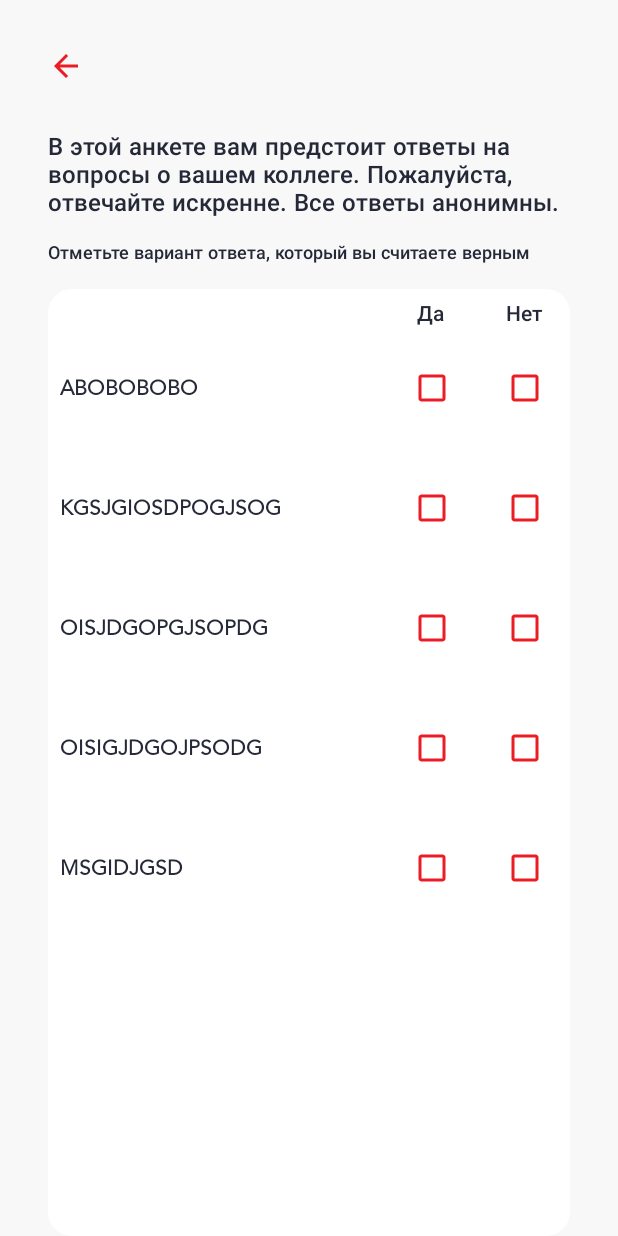
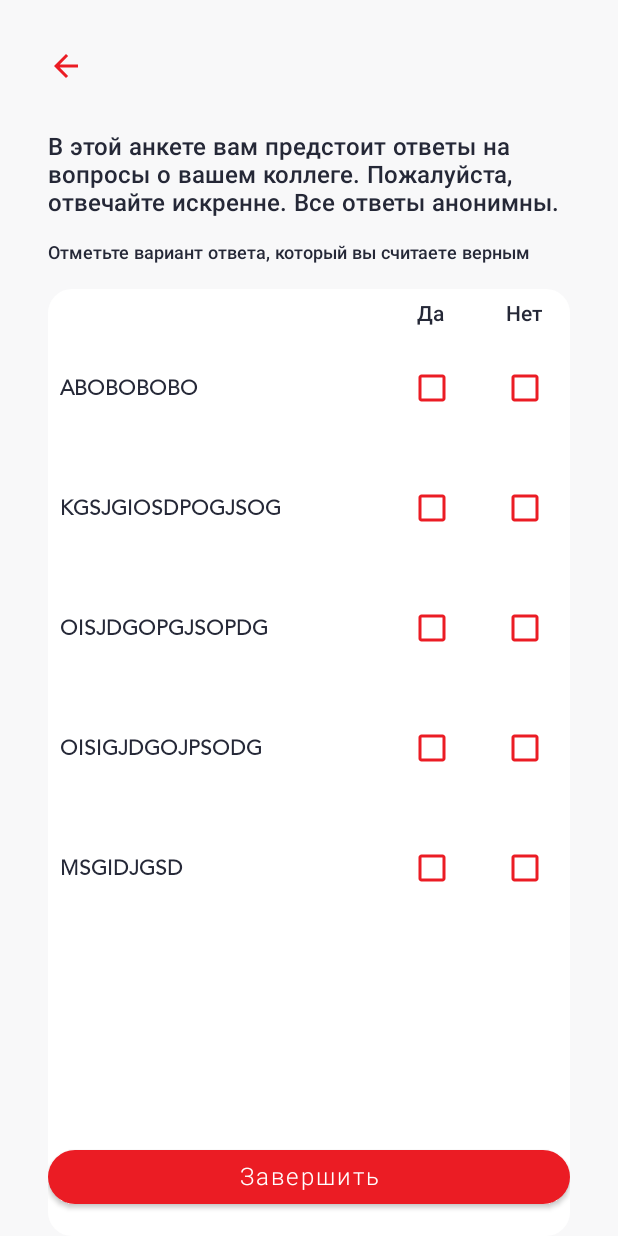
Before and after one commit to Giksengik/Metrix, an Android app: the fragment FragmentDiagnostic shown on its own in the app's theme, on a phone screen of 412 x 824 dp. Run offline under Robolectric (Android 15) with nearby library versions, the light colour scheme and no system bars.

Commit message:
Fix and add button

```diff
--- a/app/src/main/java/com/company/metrix/pulse/PulseFragment.kt
+++ b/app/src/main/java/com/company/metrix/pulse/PulseFragment.kt
@@ -36,7 +36,7 @@ class PulseFragment : Fragment() {
 
     private fun setupButton() {
         binding?.pulseConfirmButton?.setOnClickListener{
-            Toast.makeText(context, getString(R.string.pulse_data_sended), false).show()
+            Toast.makeText(context, getString(R.string.pulse_data_sended), Toast.LENGTH_SHORT).show()
         }
     }
 
--- a/app/src/main/java/com/company/metrix/services/diagnostic/FragmentDiagnostic.kt
+++ b/app/src/main/java/com/company/metrix/services/diagnostic/FragmentDiagnostic.kt
@@ -4,9 +4,11 @@ import android.os.Bundle
 import android.view.LayoutInflater
 import android.view.View
 import android.view.ViewGroup
+import android.widget.Toast
 import androidx.fragment.app.Fragment
 import androidx.recyclerview.widget.LinearLayoutManager
 import com.company.metrix.BackButtonHandler
+import com.company.metrix.R
 import com.company.metrix.databinding.FragmentDiagnosticBinding
 import com.company.metrix.model.Question
 
@@ -27,6 +29,7 @@ class FragmentDiagnostic : Fragment() , BackButtonHandler {
     override fun onViewCreated(view: View, savedInstanceState: Bundle?) {
         setupOnBackButtonPressed()
         setupQuestionsAdapter()
+        setupButton()
     }
 
     private fun setupQuestionsAdapter(){
@@ -36,6 +39,13 @@ class FragmentDiagnostic : Fragment() , BackButtonHandler {
             adapter = questionAdapter
         }
         addDummyQuestions()
+    }
+
+    private fun setupButton() {
+        binding?.confirmDiagnosticButton?.setOnClickListener{
+            Toast.makeText(context, getString(R.string.diagnostic_send_text)
+                , Toast.LENGTH_SHORT).show()
+        }
     }
 
     private fun addDummyQuestions(){
--- a/app/src/main/res/layout/fragment_diagnostic.xml
+++ b/app/src/main/res/layout/fragment_diagnostic.xml
@@ -72,11 +72,26 @@
             app:layout_constraintStart_toStartOf="parent"
             app:layout_constraintTop_toTopOf="parent" />
 
+        <com.google.android.material.button.MaterialButton
+            android:id="@+id/confirmDiagnosticButton"
+            android:layout_width="0dp"
+            android:layout_height="wrap_content"
+            android:layout_marginBottom="15dp"
+            android:gravity="center"
+            android:text="@string/conplete_text"
+            android:textAllCaps="false"
+            android:textColor="@color/white"
+            android:textSize="16sp"
+            app:cornerRadius="32dp"
+            app:layout_constraintBottom_toBottomOf="parent"
+            app:layout_constraintEnd_toEndOf="parent"
+            app:layout_constraintStart_toStartOf="parent" />
+
         <androidx.recyclerview.widget.RecyclerView
             android:id="@+id/diagnosticList"
             android:layout_width="0dp"
             android:layout_height="0dp"
-            app:layout_constraintBottom_toBottomOf="parent"
+            app:layout_constraintBottom_toTopOf="@+id/confirmDiagnosticButton"
             app:layout_constraintEnd_toEndOf="parent"
             app:layout_constraintStart_toStartOf="parent"
             app:layout_constraintTop_toBottomOf="@+id/include" />
--- a/app/src/main/res/values/strings.xml
+++ b/app/src/main/res/values/strings.xml
@@ -74,6 +74,7 @@
     <string name="pulse_description">Пульс-опрос состояния</string>
     <string name="conplete_text">Завершить</string>
     <string name="pulse_data_sended">Информация отправлена, спасибо за уделенное время!</string>
+    <string name="diagnostic_send_text">Диагностика отправлена, спасибо за уделенное время!</string>
 
     <string-array name="auth_pages">
         <item>Оценка</item>
```
